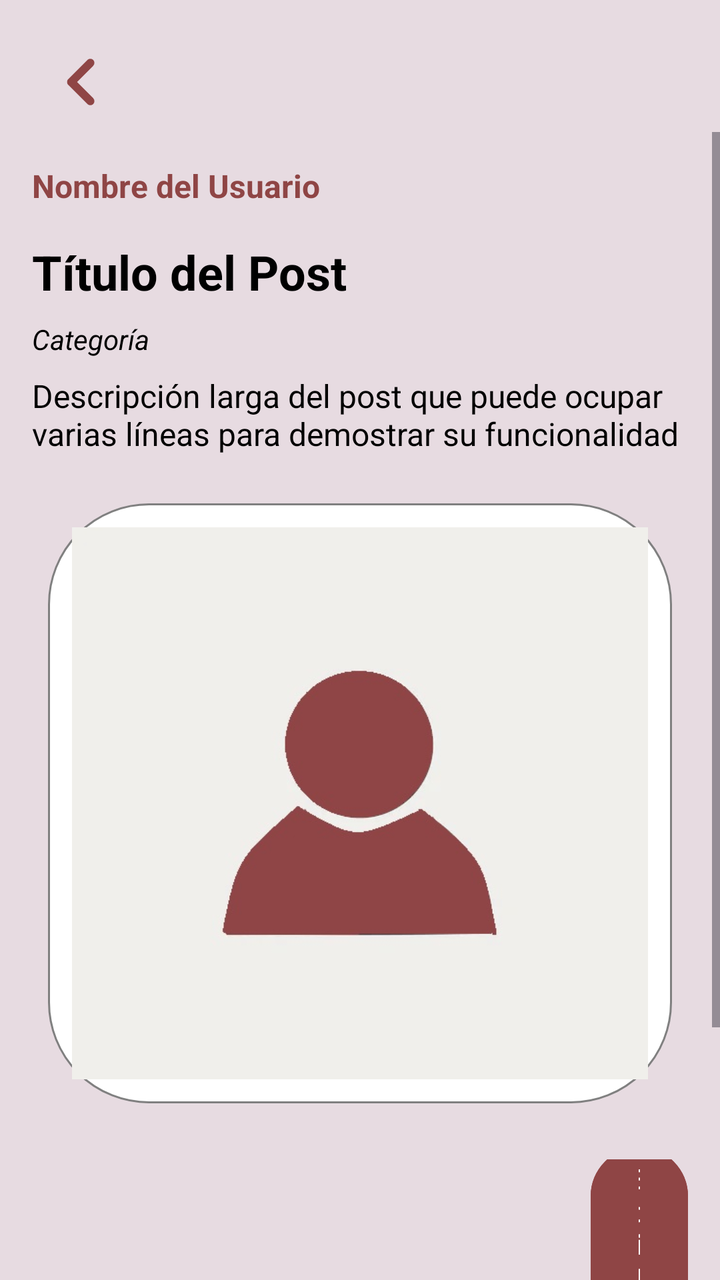
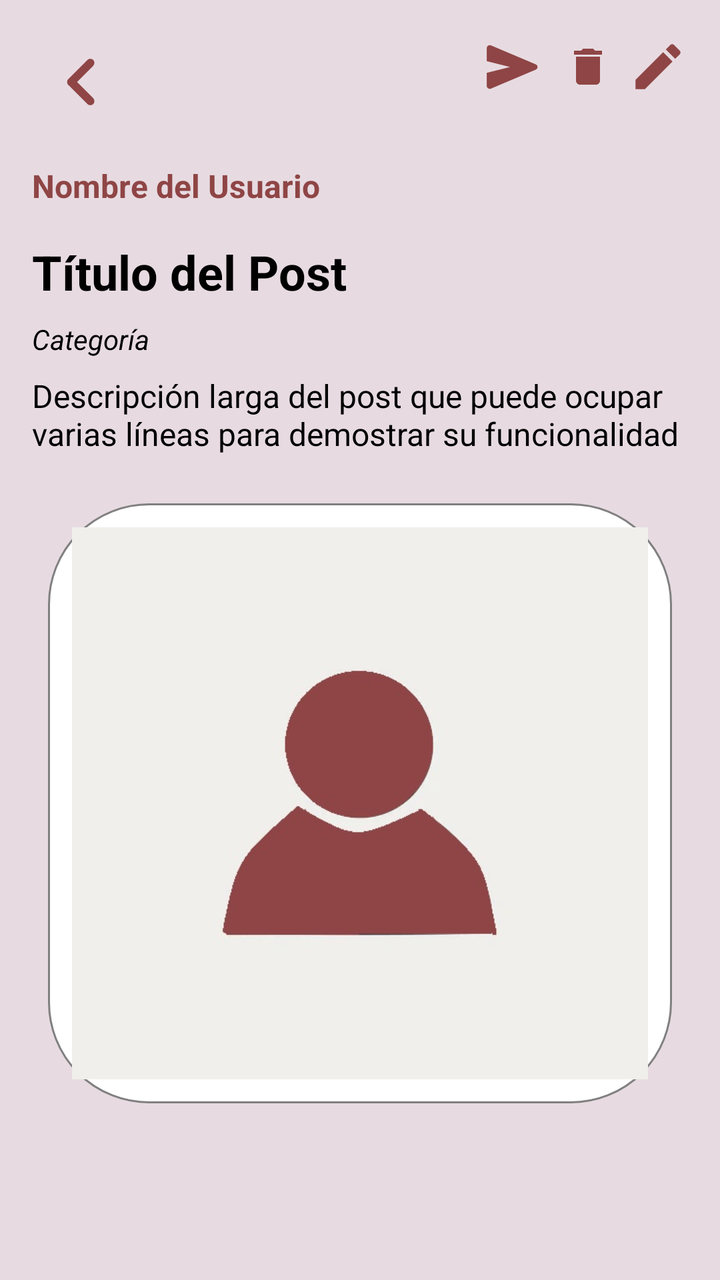

The first picture is an Android layout as it rendered before a commit; the second is the same layout after the commit. The layout source and the unified diff follow.
<!-- AndroidManifest.xml: application theme Theme.UniLink -->
<!-- res/layout/fragment_detail_post.xml -->
<?xml version="1.0" encoding="utf-8"?>
<androidx.constraintlayout.widget.ConstraintLayout
    xmlns:android="http://schemas.android.com/apk/res/android"
    xmlns:app="http://schemas.android.com/apk/res-auto"
    android:layout_width="match_parent"
    android:layout_height="match_parent"
    android:background="@color/rojo_claro">

    
    <ImageButton
        android:id="@+id/btn_back"
        android:layout_width="wrap_content"
        android:layout_height="wrap_content"
        android:background="?attr/selectableItemBackgroundBorderless"
        android:contentDescription="Volver"
        android:src="@drawable/ic_arrow"
        app:layout_constraintStart_toStartOf="parent"
        app:layout_constraintTop_toTopOf="parent"
        android:layout_marginStart="16dp"
        android:layout_marginTop="16dp"
        app:tint="@color/rojo1" />

    <ScrollView
        android:layout_width="0dp"
        android:layout_height="0dp"
        app:layout_constraintTop_toBottomOf="@id/btn_back"
        app:layout_constraintBottom_toBottomOf="parent"
        app:layout_constraintStart_toStartOf="parent"
        app:layout_constraintEnd_toEndOf="parent"
        android:fillViewport="true">

        <LinearLayout
            android:layout_width="match_parent"
            android:layout_height="wrap_content"
            android:orientation="vertical"
            android:paddingStart="16dp"
            android:paddingEnd="16dp"
            android:paddingTop="16dp">

            
            <TextView
                android:id="@+id/text_user_name"
                android:layout_width="wrap_content"
                android:layout_height="wrap_content"
                android:text="Nombre del Usuario"
                android:textSize="16sp"
                android:textColor="@color/rojo1"
                android:textStyle="bold"
                android:layout_marginBottom="16dp"/>

            
            <TextView
                android:id="@+id/text_title"
                android:layout_width="match_parent"
                android:layout_height="wrap_content"
                android:text="Título del Post"
                android:textSize="24sp"
                android:textStyle="bold"
                android:textColor="@color/black"
                android:layout_marginBottom="8dp"/>

            
            <TextView
                android:id="@+id/text_category"
                android:layout_width="wrap_content"
                android:layout_height="wrap_content"
                android:text="Categoría"
                android:textStyle="italic"
                android:textSize="14sp"
                android:textColor="@color/black"
                android:layout_marginBottom="8dp"/>

            
            <TextView
                android:id="@+id/text_description"
                android:layout_width="match_parent"
                android:layout_height="wrap_content"
                android:text="Descripción larga del post que puede ocupar varias líneas para demostrar su funcionalidad"
                android:textSize="16sp"
                android:textColor="@color/black"
                android:layout_marginBottom="16dp"/>

            
            <ViewFlipper
                android:id="@+id/image_container"
                android:layout_width="match_parent"
                android:layout_height="300dp"
                android:orientation="vertical"
                android:gravity="center"
                style="@style/CustomEditTextStyle"
                android:layout_marginBottom="20dp">

                
                <ImageView
                    android:layout_width="match_parent"
                    android:layout_height="match_parent"
                    android:src="@drawable/profile_placeholder"
                    android:scaleType="centerCrop"/>
            </ViewFlipper>

            <LinearLayout
                android:layout_width="wrap_content"
                android:layout_height="wrap_content"
                android:orientation="horizontal"
                android:gravity="center"
                android:layout_marginTop="20dp">

            

                
                <Button
                    android:id="@+id/button_send_message"
                    android:layout_width="wrap_content"
                    android:layout_height="wrap_content"
                    android:layout_gravity="center"
                    android:layout_marginBottom="20dp"
                    android:backgroundTint="@color/rojo1"
                    android:text="Enviar Mensaje"
                    android:textColor="@color/white" />

                <Button
                android:id="@+id/button_delete_post"
                android:layout_width="wrap_content"
                android:layout_height="wrap_content"
                android:backgroundTint="@color/rojo1"
                android:text="Eliminar Post"
                android:textColor="@color/white"
                android:layout_gravity="center"
                android:layout_marginBottom="20dp"/>

            
            <Button
                android:id="@+id/button_edit_post"
                android:layout_width="wrap_content"
                android:layout_height="wrap_content"
                android:backgroundTint="@color/rojo1"
                android:text="Editar Post"
                android:textColor="@color/white"
                android:layout_gravity="center"
                android:layout_marginBottom="20dp"/>

            </LinearLayout>

        </LinearLayout>
    </ScrollView>
</androidx.constraintlayout.widget.ConstraintLayout>
<!-- resources referenced by this layout -->
<resources>
  <color name="black">#FF000000</color>
  <color name="rojo1">#8f4545</color>
  <color name="rojo_claro">#e7dbe1</color>
  <color name="white">#FFFFFFFF</color>
  <!-- drawable ic_arrow (drawable) -->
  <vector xmlns:android="http://schemas.android.com/apk/res/android"
      android:width="50dp"
      android:height="50dp"
      android:viewportWidth="960"
      android:viewportHeight="960"
      android:tint="@color/rojo1"
      android:autoMirrored="true">
      <path
          android:fillColor="@android:color/white"
          android:pathData="M432,480L588,636Q599,647 599,664Q599,681 588,692Q577,703 560,703Q543,703 532,692L348,508Q342,502 339.5,495Q337,488 337,480Q337,472 339.5,465Q342,458 348,452L532,268Q543,257 560,257Q577,257 588,268Q599,279 599,296Q599,313 588,324L432,480Z"/>
  </vector>
  <!-- drawable profile_placeholder: jpg bitmap (drawable, 14784 bytes) -->
  <style name="CustomEditTextStyle">
          <item name="android:padding">12dp</item>
          <item name="android:textColor">@color/black</item>
          <item name="android:textSize">14sp</item>
          <item name="android:background">@drawable/rounded_edittext</item>
          <item name="android:layout_margin">8dp</item>
          <item name="android:gravity">center_vertical|start</item>
      </style>
  <style name="Theme.UniLink" parent="Base.Theme.UniLink">
          
          <item name="android:statusBarColor">#FF0000</item>
          <item name="android:windowBackground">@color/rojo_claro</item>
      </style>
  <!-- drawable rounded_edittext (drawable) -->
  <shape xmlns:android="http://schemas.android.com/apk/res/android">
      <solid android:color="@color/white" />
      <stroke android:width="1dp" android:color="@color/gray" />
      <corners android:radius="50dp" />
  </shape>
  <style name="Base.Theme.UniLink" parent="Theme.Material3.DayNight.NoActionBar">
          
          
  
      </style>
  <color name="gray">#FF808080</color>
</resources>

<!-- the commit's change to res/layout/fragment_detail_post.xml (unified diff, before → after) -->
@@ -19,6 +19,51 @@
         android:layout_marginStart="16dp"
         android:layout_marginTop="16dp"
         app:tint="@color/rojo1" />
+
+    <LinearLayout
+        android:id="@+id/action_icons"
+        android:layout_width="wrap_content"
+        android:layout_height="wrap_content"
+        android:orientation="horizontal"
+        android:gravity="center_vertical"
+        app:layout_constraintEnd_toEndOf="parent"
+        app:layout_constraintTop_toTopOf="parent"
+        android:layout_marginEnd="16dp"
+        android:layout_marginTop="16dp">
+
+        
+        <ImageButton
+            android:id="@+id/button_send_message"
+            android:layout_width="wrap_content"
+            android:layout_height="wrap_content"
+            android:background="?attr/selectableItemBackgroundBorderless"
+            android:contentDescription="Enviar Mensaje"
+            android:src="@drawable/ic_send"
+            app:tint="@color/rojo1"
+            android:layout_marginStart="8dp" />
+
+        
+        <ImageButton
+            android:id="@+id/button_delete_post"
+            android:layout_width="wrap_content"
+            android:layout_height="wrap_content"
+            android:background="?attr/selectableItemBackgroundBorderless"
+            android:contentDescription="Eliminar Post"
+            android:src="@drawable/ic_delete"
+            app:tint="@color/rojo1"
+            android:layout_marginStart="8dp" />
+
+        
+        <ImageButton
+            android:id="@+id/button_edit_post"
+            android:layout_width="wrap_content"
+            android:layout_height="wrap_content"
+            android:background="?attr/selectableItemBackgroundBorderless"
+            android:contentDescription="Editar Post"
+            android:src="@drawable/ic_edit"
+            app:tint="@color/rojo1"
+            android:layout_marginStart="8dp" />
+    </LinearLayout>
 
     <ScrollView
         android:layout_width="0dp"
@@ -96,50 +141,23 @@
                     android:layout_height="match_parent"
                     android:src="@drawable/profile_placeholder"
                     android:scaleType="centerCrop"/>
+
+                
+
             </ViewFlipper>
 
-            <LinearLayout
+            <TextView
+                android:visibility="gone"
+                android:id="@+id/image_counter"
                 android:layout_width="wrap_content"
                 android:layout_height="wrap_content"
-                android:orientation="horizontal"
-                android:gravity="center"
-                android:layout_marginTop="20dp">
-
-            
-
-                
-                <Button
-                    android:id="@+id/button_send_message"
-                    android:layout_width="wrap_content"
-                    android:layout_height="wrap_content"
-                    android:layout_gravity="center"
-                    android:layout_marginBottom="20dp"
-                    android:backgroundTint="@color/rojo1"
-                    android:text="Enviar Mensaje"
-                    android:textColor="@color/white" />
-
-                <Button
-                android:id="@+id/button_delete_post"
-                android:layout_width="wrap_content"
-                android:layout_height="wrap_content"
-                android:backgroundTint="@color/rojo1"
-                android:text="Eliminar Post"
-                android:textColor="@color/white"
                 android:layout_gravity="center"
-                android:layout_marginBottom="20dp"/>
-
-            
-            <Button
-                android:id="@+id/button_edit_post"
-                android:layout_width="wrap_content"
-                android:layout_height="wrap_content"
-                android:backgroundTint="@color/rojo1"
-                android:text="Editar Post"
-                android:textColor="@color/white"
-                android:layout_gravity="center"
-                android:layout_marginBottom="20dp"/>
-
-            </LinearLayout>
+                android:padding="8dp"
+                android:text="1/1"
+                android:textColor="@color/black"
+                app:layout_constraintEnd_toEndOf="@+id/linearLayout"
+                app:layout_constraintStart_toStartOf="@+id/post_timestamp"
+                app:layout_constraintTop_toBottomOf="@+id/post_images_container" />
 
         </LinearLayout>
     </ScrollView>
<!-- resource entries referenced after the edit -->
@@ -15,6 +15,40 @@
       <path
           android:fillColor="@android:color/white"
           android:pathData="M432,480L588,636Q599,647 599,664Q599,681 588,692Q577,703 560,703Q543,703 532,692L348,508Q342,502 339.5,495Q337,488 337,480Q337,472 339.5,465Q342,458 348,452L532,268Q543,257 560,257Q577,257 588,268Q599,279 599,296Q599,313 588,324L432,480Z"/>
+  </vector>
+  <!-- drawable ic_delete (drawable) -->
+  <vector xmlns:android="http://schemas.android.com/apk/res/android"
+      android:width="24dp"
+      android:height="24dp"
+      android:viewportWidth="24"
+      android:viewportHeight="24"
+      android:tint="?attr/colorControlNormal">
+      <path
+          android:fillColor="@android:color/white"
+          android:pathData="M6,19c0,1.1 0.9,2 2,2h8c1.1,0 2,-0.9 2,-2V7H6v12zM19,4h-3.5l-1,-1h-5l-1,1H5v2h14V4z"/>
+  </vector>
+  <!-- drawable ic_edit (drawable) -->
+  <vector xmlns:android="http://schemas.android.com/apk/res/android"
+      android:width="30dp"
+      android:height="30dp"
+      android:viewportWidth="24"
+      android:viewportHeight="24"
+      android:tint="@color/rojo1">
+      <path
+          android:fillColor="@android:color/white"
+          android:pathData="M3,17.25V21h3.75L17.81,9.94l-3.75,-3.75L3,17.25zM20.71,7.04c0.39,-0.39 0.39,-1.02 0,-1.41l-2.34,-2.34c-0.39,-0.39 -1.02,-0.39 -1.41,0l-1.83,1.83 3.75,3.75 1.83,-1.83z"/>
+  </vector>
+  <!-- drawable ic_send (drawable) -->
+  <vector xmlns:android="http://schemas.android.com/apk/res/android"
+      android:width="35dp"
+      android:height="35dp"
+      android:viewportWidth="960"
+      android:viewportHeight="960"
+      android:tint="?attr/colorControlNormal"
+      android:autoMirrored="true">
+      <path
+          android:fillColor="@android:color/white"
+          android:pathData="M176,777Q156,785 138,773.5Q120,762 120,740L120,560L440,480L120,400L120,220Q120,198 138,186.5Q156,175 176,183L792,443Q817,454 817,480Q817,506 792,517L176,777Z"/>
   </vector>
   <!-- drawable profile_placeholder: jpg bitmap (drawable, 14784 bytes) -->
   <style name="CustomEditTextStyle">
